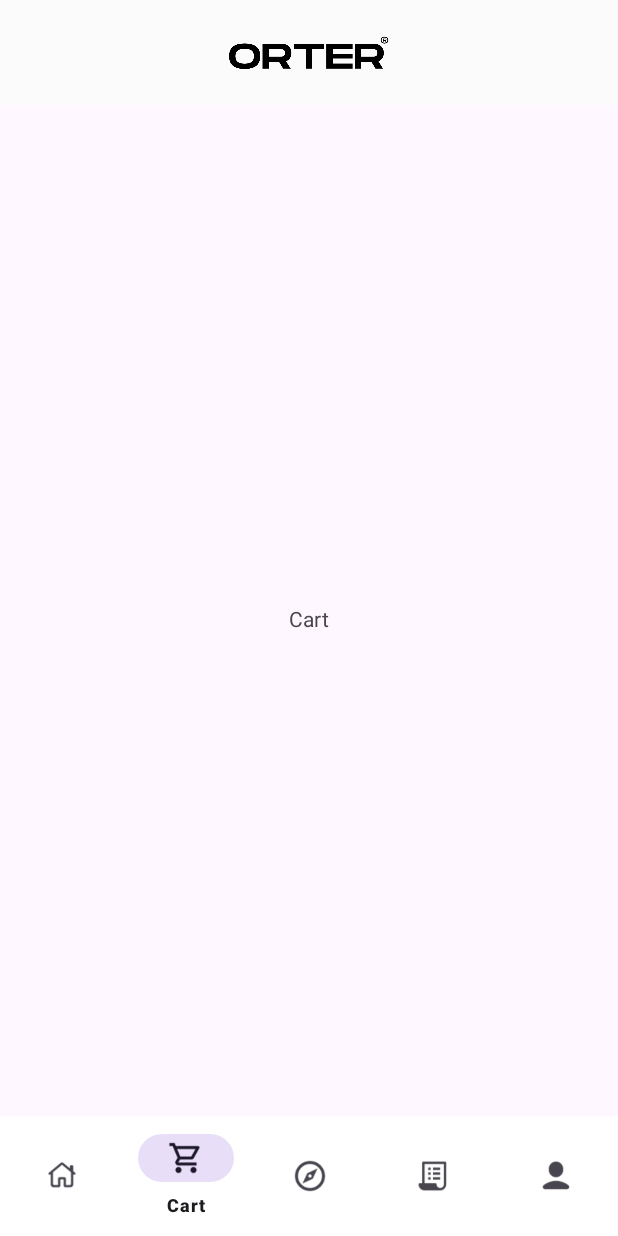
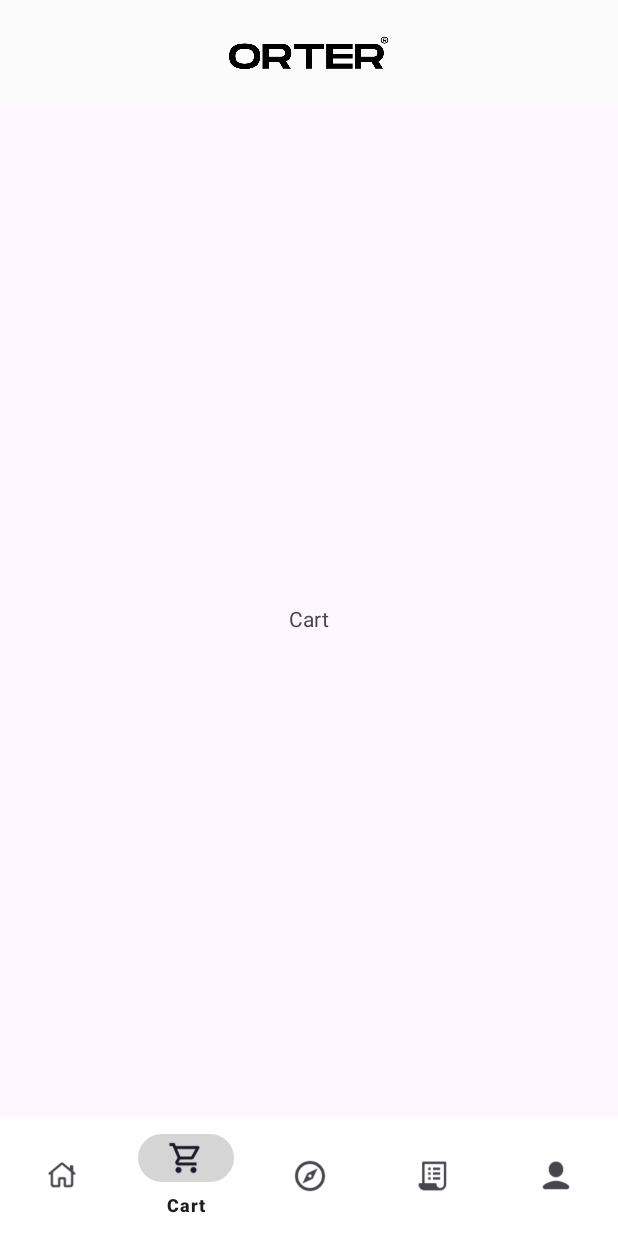
Before and after one commit to AshanHimantha/android-app-orter, an Android app: the screen it shows after launch once a user with an empty profile is signed in (MainActivity), item 2 of the bottom bar chosen, on a phone screen of 412 x 824 dp. Run offline under Robolectric (Android 15) with nearby library versions, the phone set to English and light mode, and no system bars; our stand-ins replace Firebase (no records; nobody signed in at launch, a user with empty details on screens opened directly), navigation-ui; pictures from the network do not load; Roboto replaces fonts that are not available here.

Commit message:
change nav bar ion bg

```diff
--- a/app/src/main/java/lk/jiat/orter/ui/home/HomeFragment.java
+++ b/app/src/main/java/lk/jiat/orter/ui/home/HomeFragment.java
@@ -158,6 +158,9 @@ public class HomeFragment extends Fragment {
 
 
     }
+
+
+
     @Override
     public void onDestroyView() {
         super.onDestroyView();
--- a/app/src/main/res/layout/activity_main.xml
+++ b/app/src/main/res/layout/activity_main.xml
@@ -12,6 +12,7 @@
         android:layout_width="0dp"
         android:layout_height="wrap_content"
         android:background="@color/white"
+        app:itemActiveIndicatorStyle="@style/CustomActiveIndicatorStyle"
         app:layout_constraintBottom_toBottomOf="parent"
         app:layout_constraintLeft_toLeftOf="parent"
         app:layout_constraintRight_toRightOf="parent"
--- a/app/src/main/res/menu/bottom_nav_menu.xml
+++ b/app/src/main/res/menu/bottom_nav_menu.xml
@@ -5,7 +5,6 @@
         android:id="@+id/navigation_home"
         android:icon="@drawable/home"
         android:title="@string/title_home" />
-
     <item
         android:id="@+id/navigation_cart"
         android:icon="@drawable/cart"
--- a/app/src/main/res/values/colors.xml
+++ b/app/src/main/res/values/colors.xml
@@ -3,4 +3,6 @@
     <color name="black">#FF000000</color>
     <color name="white">#FFFFFFFF</color>
 
+    <color name="gray">#D5D5D5</color>
+
 </resources>
--- /dev/null
+++ b/app/src/main/res/values/styles.xml
@@ -0,0 +1,6 @@
+<?xml version="1.0" encoding="utf-8"?>
+<resources>
+    <style name="CustomActiveIndicatorStyle" parent="Widget.Material3.BottomNavigationView.ActiveIndicator">
+        <item name="android:color">@color/gray</item>
+    </style>
+</resources>
--- a/app/src/main/res/values/themes.xml
+++ b/app/src/main/res/values/themes.xml
@@ -5,5 +5,12 @@
         <!-- <item name="colorPrimary">@color/my_light_primary</item> -->
     </style>
 
-    <style name="Theme.Orter" parent="Base.Theme.Orter" />
+    <style name="Theme.Orter" parent="Base.Theme.Orter" >
+
+
+
+    </style>
+
+
+
 </resources>
```
Also changed, not shown: app/src/main/java/lk/jiat/orter/ui/home/HomeViewModel.java (added, +22 -0 lines).
